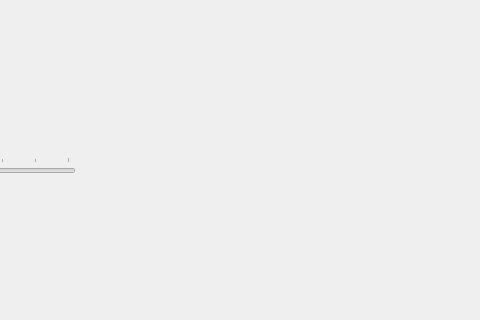
This is form.ui in simonwb98/cc-gui as Qt 5 draws it before an edit; both pictures show x 205 to 685 and y 296 to 616 of the 1046 by 616 pixel window. The edited form follows.
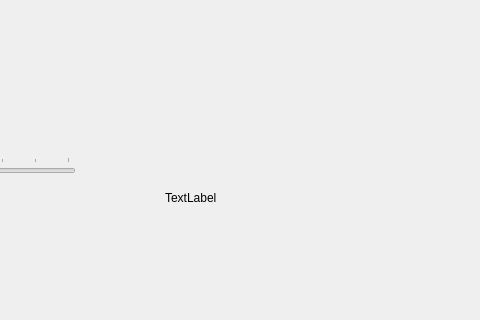
This is the edited form.

Commit message: functioning auto-updating template and cross-correlation windows, however, cross-correlation still unclear.

Patch:
```diff
--- a/form.ui
+++ b/form.ui
@@ -87,6 +87,19 @@
      </item>
     </layout>
    </widget>
+   <widget class="QLabel" name="templateLabel">
+    <property name="geometry">
+     <rect>
+      <x>370</x>
+      <y>400</y>
+      <width>150</width>
+      <height>150</height>
+     </rect>
+    </property>
+    <property name="text">
+     <string>TextLabel</string>
+    </property>
+   </widget>
   </widget>
   <widget class="QMenuBar" name="menubar">
    <property name="geometry">
```
The commit also changes 1160 other files.
